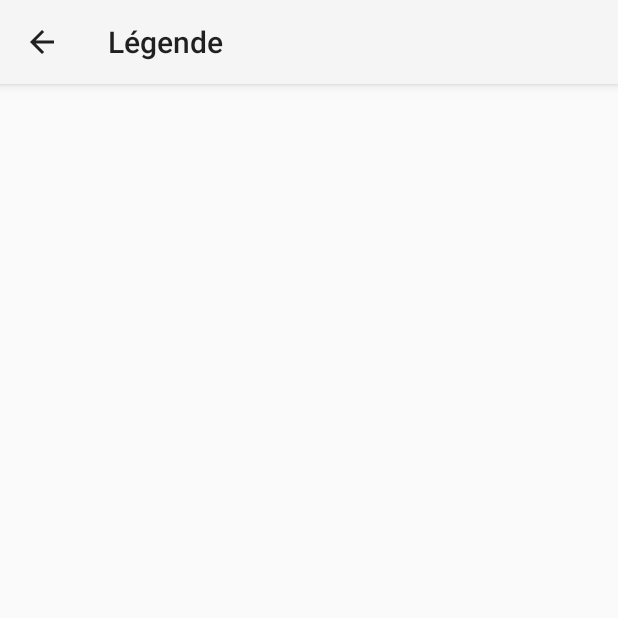
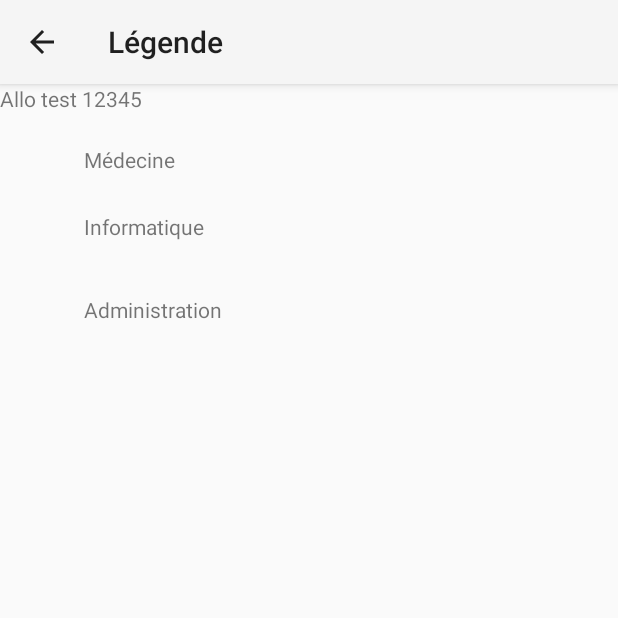
Before and after one commit to MichelBacon/localization-app, an Android app: the Legend screen opened directly, with no data from a screen before it, on a phone screen of 412 x 824 dp, the top half of it. Run offline under Robolectric (Android 15) with nearby library versions, the phone set to English and light mode, and no system bars.

Commit message:
Changed android min version, add legend and add admin mode

```diff
--- a/app/build.gradle
+++ b/app/build.gradle
@@ -6,7 +6,7 @@ android {
     buildToolsVersion "29.0.2"
     defaultConfig {
         applicationId "com.cegepba.localization_app"
-        minSdkVersion 27
+        minSdkVersion 23
         targetSdkVersion 29
         versionCode 1
         versionName "1.0"
--- a/app/src/main/java/com/cegepba/localization_app/Legend.java
+++ b/app/src/main/java/com/cegepba/localization_app/Legend.java
@@ -1,8 +1,15 @@
 package com.cegepba.localization_app;
 
 import androidx.appcompat.app.AppCompatActivity;
+import androidx.constraintlayout.widget.ConstraintLayout;
 
+import android.content.Context;
 import android.os.Bundle;
+import android.view.LayoutInflater;
+import android.view.View;
+import android.view.ViewGroup;
+import android.widget.TextView;
+import android.widget.Toast;
 
 public class Legend extends AppCompatActivity {
 
@@ -11,5 +18,11 @@ public class Legend extends AppCompatActivity {
         super.onCreate(savedInstanceState);
         setContentView(R.layout.activity_legend);
         getSupportActionBar().setDisplayHomeAsUpEnabled(true);
+
+        ConstraintLayout layout = findViewById(R.id.legendLayout);
+        layout.setLayoutParams(new ConstraintLayout.LayoutParams(ViewGroup.LayoutParams.MATCH_PARENT, ViewGroup.LayoutParams.MATCH_PARENT));
+        TextView text = new TextView(this);
+        text.setText("Allo test 12345");
+        layout.addView(text);
     }
 }
--- a/app/src/main/java/com/cegepba/localization_app/MainActivity.java
+++ b/app/src/main/java/com/cegepba/localization_app/MainActivity.java
@@ -2,12 +2,16 @@ package com.cegepba.localization_app;
 
 import androidx.annotation.NonNull;
 import androidx.appcompat.app.AppCompatActivity;
+import androidx.constraintlayout.widget.ConstraintLayout;
 
 import android.content.Intent;
 import android.os.Bundle;
 import android.view.Menu;
 import android.view.MenuInflater;
 import android.view.MenuItem;
+import android.view.View;
+import android.view.ViewGroup;
+import android.widget.TextView;
 import android.widget.Toast;
 import com.github.chrisbanes.photoview.PhotoView;
 
--- a/app/src/main/res/layout/activity_legend.xml
+++ b/app/src/main/res/layout/activity_legend.xml
@@ -6,4 +6,49 @@
     android:layout_height="match_parent"
     tools:context=".Legend">
 
+    <androidx.constraintlayout.widget.ConstraintLayout
+        android:id="@+id/legendLayout"
+        android:layout_width="349dp"
+        android:layout_height="517dp"
+        app:layout_constraintBottom_toBottomOf="parent"
+        app:layout_constraintEnd_toEndOf="parent"
+        app:layout_constraintStart_toStartOf="parent"
+        app:layout_constraintTop_toTopOf="parent">
+
+        <TextView
+            android:id="@+id/text_doctor"
+            android:layout_width="wrap_content"
+            android:layout_height="wrap_content"
+            android:text="Médecine"
+            app:layout_constraintBottom_toBottomOf="parent"
+            app:layout_constraintEnd_toEndOf="parent"
+            app:layout_constraintHorizontal_bias="0.16"
+            app:layout_constraintStart_toStartOf="parent"
+            app:layout_constraintTop_toTopOf="parent"
+            app:layout_constraintVertical_bias="0.054" />
+
+        <TextView
+            android:id="@+id/text_doctor2"
+            android:layout_width="wrap_content"
+            android:layout_height="wrap_content"
+            android:text="Informatique"
+            app:layout_constraintBottom_toBottomOf="parent"
+            app:layout_constraintEnd_toEndOf="parent"
+            app:layout_constraintHorizontal_bias="0.0"
+            app:layout_constraintStart_toStartOf="@+id/text_doctor"
+            app:layout_constraintTop_toBottomOf="@+id/text_doctor"
+            app:layout_constraintVertical_bias="0.037" />
+
+        <TextView
+            android:id="@+id/text_doctor3"
+            android:layout_width="wrap_content"
+            android:layout_height="wrap_content"
+            android:text="Administration"
+            app:layout_constraintBottom_toBottomOf="parent"
+            app:layout_constraintEnd_toEndOf="parent"
+            app:layout_constraintHorizontal_bias="0.0"
+            app:layout_constraintStart_toStartOf="@+id/text_doctor"
+            app:layout_constraintTop_toBottomOf="@+id/text_doctor"
+            app:layout_constraintVertical_bias="0.117" />
+    </androidx.constraintlayout.widget.ConstraintLayout>
 </androidx.constraintlayout.widget.ConstraintLayout>
```
Also changed, not shown: app/src/main/java/com/cegepba/localization_app/Info.java (+18 -10 lines), app/src/main/res/layout/activity_info.xml (+8 -10 lines).
